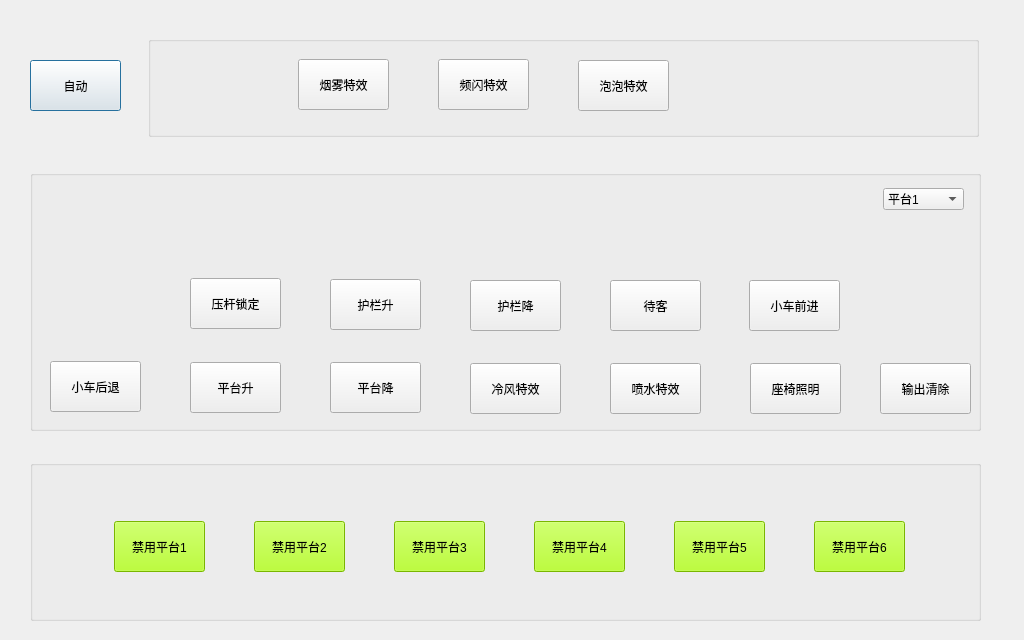
MT-REP/guizhouhuoxingche, file motushand.ui: the form before one commit.
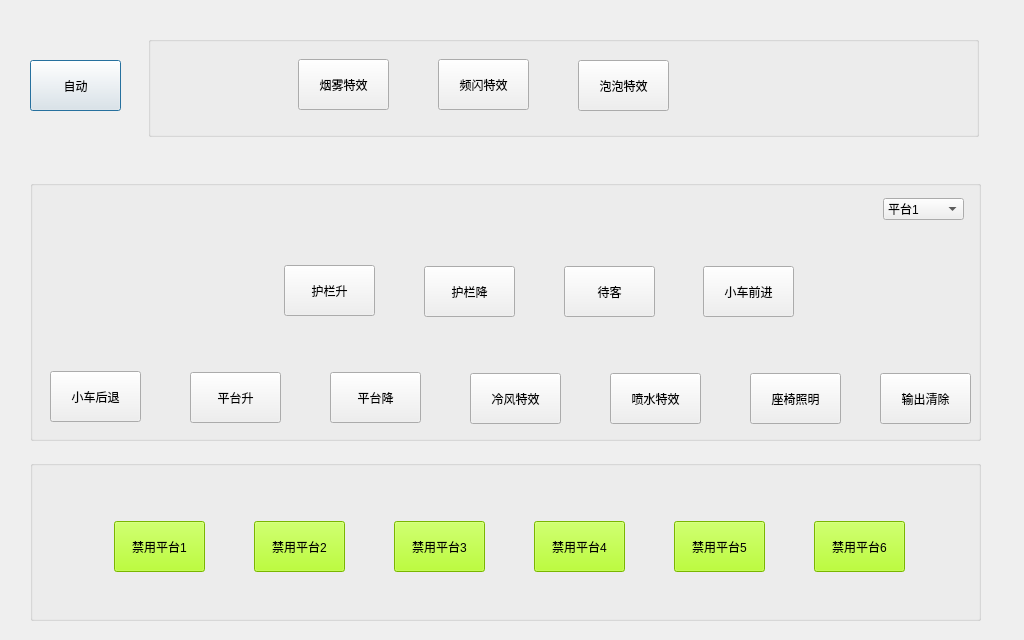
The form after the commit. Icons and pictures are not drawn.

```diff
--- a/motushand.ui
+++ b/motushand.ui
@@ -154,7 +154,7 @@
    <property name="geometry">
     <rect>
      <x>30</x>
-     <y>170</y>
+     <y>180</y>
      <width>951</width>
      <height>261</height>
     </rect>
@@ -165,8 +165,8 @@
    <widget class="QPushButton" name="carFront">
     <property name="geometry">
      <rect>
-      <x>719</x>
-      <y>110</y>
+      <x>673</x>
+      <y>86</y>
       <width>91</width>
       <height>51</height>
      </rect>
@@ -178,8 +178,8 @@
    <widget class="QPushButton" name="guardBarUp">
     <property name="geometry">
      <rect>
-      <x>300</x>
-      <y>109</y>
+      <x>254</x>
+      <y>85</y>
       <width>91</width>
       <height>51</height>
      </rect>
@@ -191,8 +191,8 @@
    <widget class="QPushButton" name="guardBarDown">
     <property name="geometry">
      <rect>
-      <x>440</x>
-      <y>110</y>
+      <x>394</x>
+      <y>86</y>
       <width>91</width>
       <height>51</height>
      </rect>
@@ -204,8 +204,8 @@
    <widget class="QPushButton" name="waitingLight">
     <property name="geometry">
      <rect>
-      <x>580</x>
-      <y>110</y>
+      <x>534</x>
+      <y>86</y>
       <width>91</width>
       <height>51</height>
      </rect>
@@ -214,19 +214,6 @@
      <string>待客</string>
     </property>
    </widget>
-   <widget class="QPushButton" name="pressureBarLock">
-    <property name="geometry">
-     <rect>
-      <x>160</x>
-      <y>108</y>
-      <width>91</width>
-      <height>51</height>
-     </rect>
-    </property>
-    <property name="text">
-     <string>压杆锁定</string>
-    </property>
-   </widget>
    <widget class="QPushButton" name="carBack">
     <property name="geometry">
      <rect>
```
